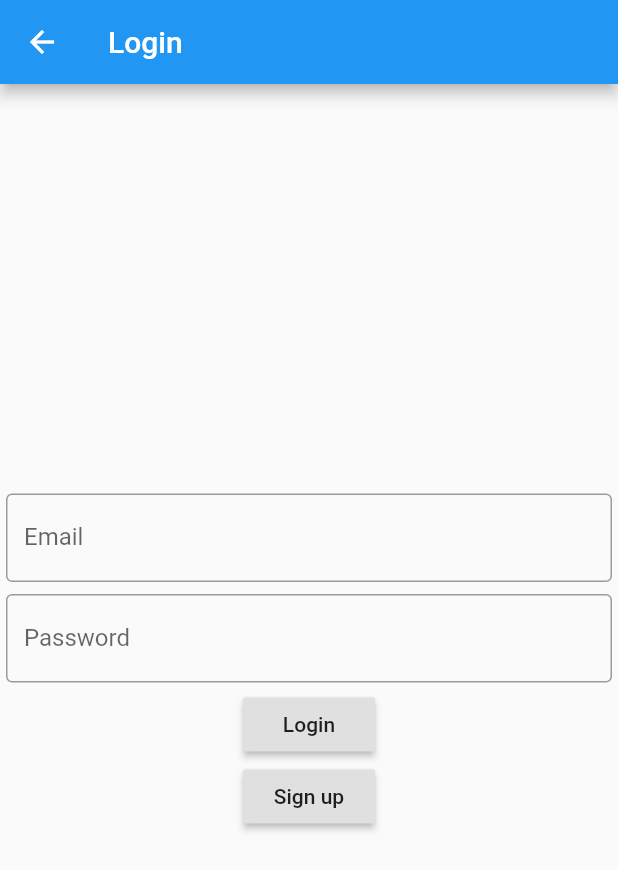
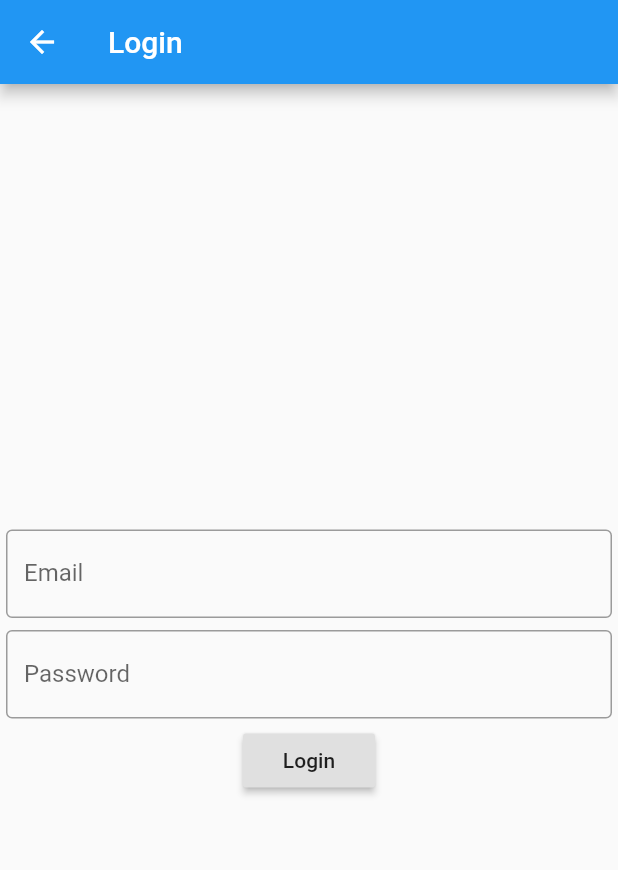
Before and after one commit to mjaay1337/ChatApp, a Flutter app: the screen it shows after launch, after a tap on "Already have a login? Login!", on a phone screen of 412 x 824 dp. Shown: the top 870 px of the screen. Run offline on Flutter 3.47's test engine with Material 2 defaults, Android fonts, the phone set to English and light mode, and no system bars; our stand-ins replace bloc, cloud_firestore, firebase_auth, firebase_core, flutter_bloc; accounts and stored records are empty.

Commit message:
removed signup button from loginscreen

```diff
--- a/chat_app/lib/screens/login_screen.dart
+++ b/chat_app/lib/screens/login_screen.dart
@@ -36,10 +36,6 @@ class LoginScreen extends StatelessWidget {
                   context.bloc<LoginCubit>().login();
                 },
                 child: Text("Login"),
-              ),
-              RaisedButton(
-                onPressed: () => Navigator.pushNamed(context, SignUpScreen.id),
-                child: Text("Sign up"),
               )
             ],
           );
```
